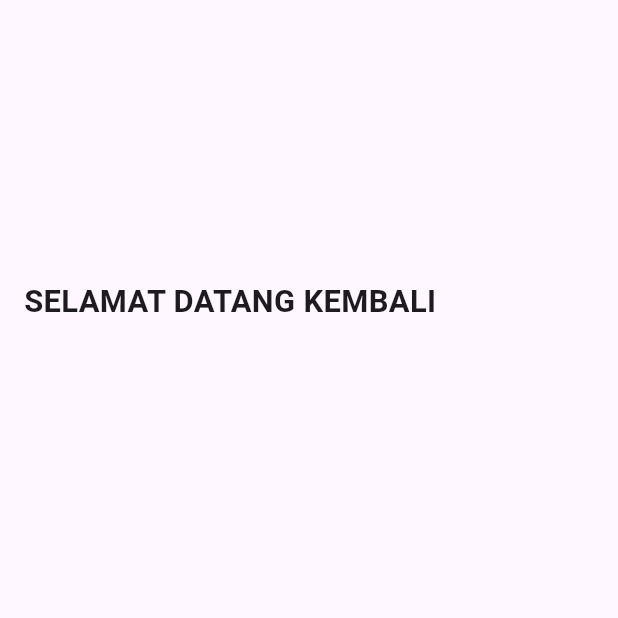
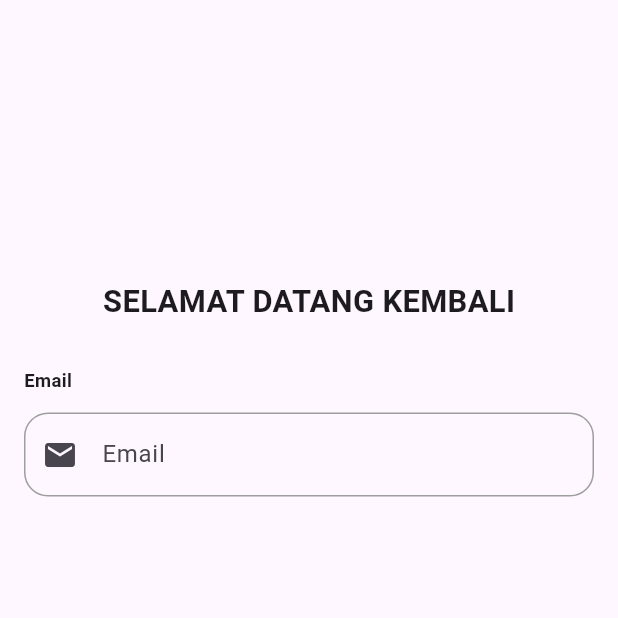
Before and after one commit to nauvalachid/TernakKenariAppRestAPI, a Flutter app: the LoginScreen screen opened directly, on a phone screen of 412 x 824 dp, the top half of it. Run offline on Flutter 3.47's test engine with Material 3 defaults, Android fonts, the phone set to English and light mode, and no system bars; our stand-ins replace bloc, dartz, dropdown_button2, flutter_secure_storage; accounts and stored records are empty.

Commit message:
Menambahkan field email pada LoginScreen dengan validasi dan ikon

```diff
--- a/lib/presentation/auth/login_screen.dart
+++ b/lib/presentation/auth/login_screen.dart
@@ -1,3 +1,4 @@
+import 'package:canary_template/core/components/custom_text_field.dart';
 import 'package:canary_template/core/components/spaces.dart';
 import 'package:flutter/material.dart';
 
@@ -49,6 +50,16 @@ class _LoginScreenState extends State<LoginScreen> {
                     fontWeight: FontWeight.bold,
                   ),
                 ),
+                const SpaceHeight(30),
+                CustomTextField(
+                  validator: 'Email tidak boleh kosong',
+                  controller: emailController,
+                  label: 'Email',
+                  prefixIcon: Padding(
+                    padding: const EdgeInsets.all(8.0),
+                    child: Icon(Icons.email),
+                  ),
+                ),
               ],
             ),
           ),
```
